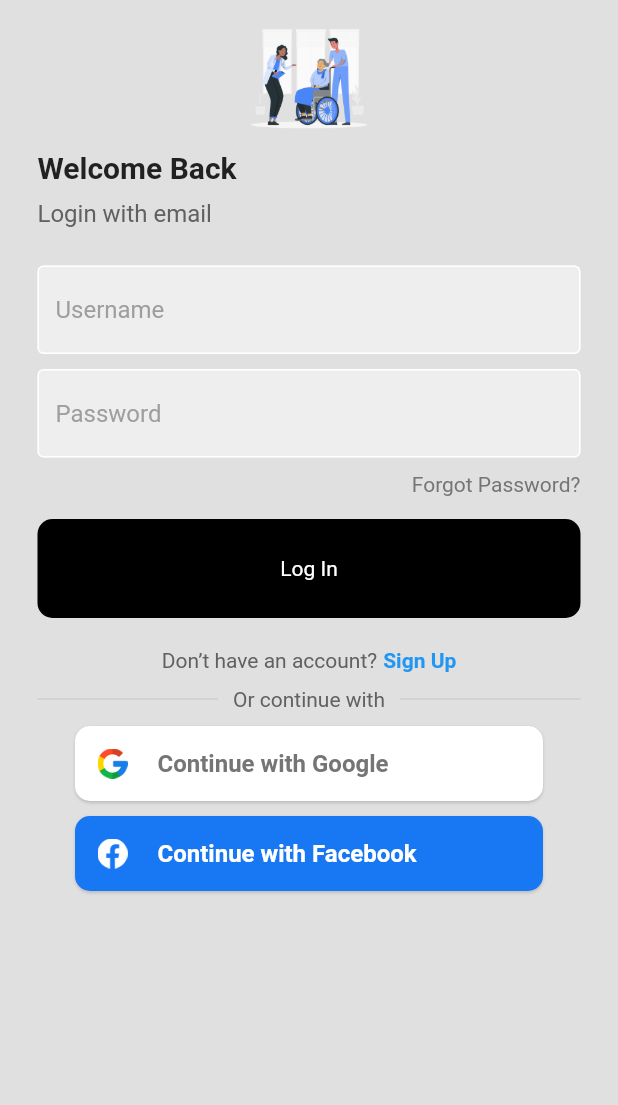
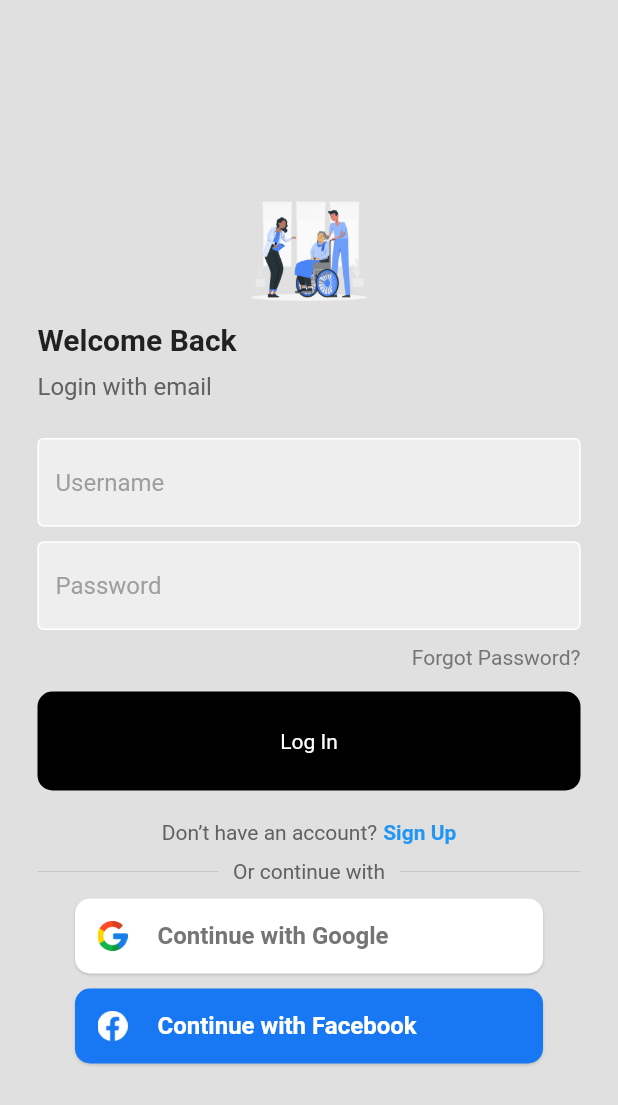
Before and after one commit to JackyChung2003/Health_On_The_Go, a Flutter app: the screen it shows after launch, on a phone screen of 412 x 824 dp. Shown: the top 1105 px of the screen. Run offline on Flutter 3.47's test engine with Material 2 defaults, Android fonts, the phone set to English and light mode, and no system bars; our stand-ins replace google_nav_bar, table_calendar.

Commit message:
finalized login page

```diff
--- a/devhacktesting/lib/screens/login/login_page.dart
+++ b/devhacktesting/lib/screens/login/login_page.dart
@@ -32,7 +32,7 @@ class LoginPage extends StatelessWidget {
       body: SafeArea(
         child: Center(
           child: Column(
-            // mainAxisAlignment: MainAxisAlignment.center,
+            mainAxisAlignment: MainAxisAlignment.center,
             children: [
               // const SizedBox(height: 10),
 
@@ -218,7 +218,7 @@ class LoginPage extends StatelessWidget {
 
                   SizedBox(height: 10),
 
-                  // apple button
+                  // facebook button
                   Column(
                     // mainAxisAlignment: MainAxisAlignment.center,
                     children: [
```
